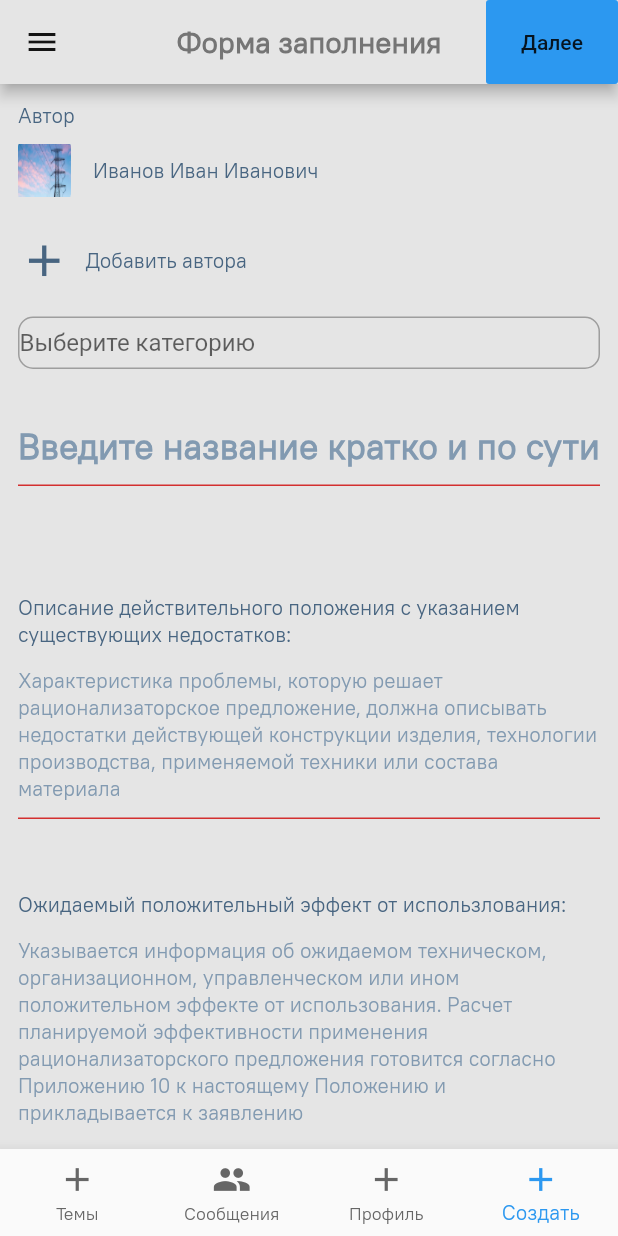
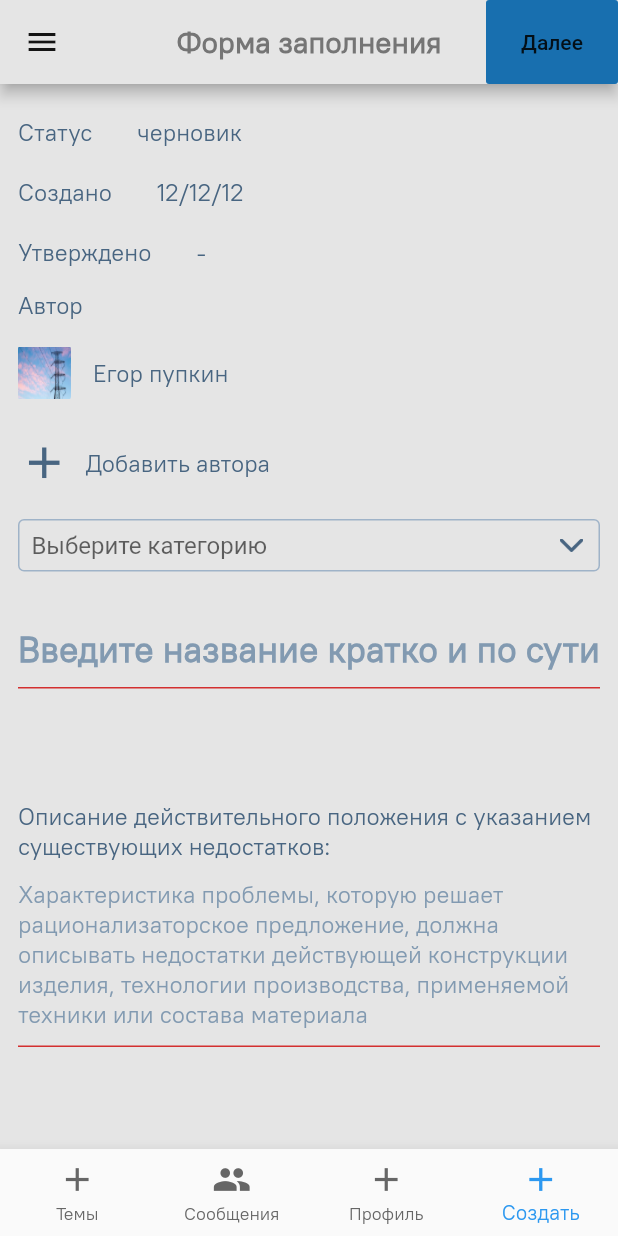
Before and after one commit to kirillnepomiluev/rosseti, a Flutter app: the screen it shows after launch, on a phone screen of 412 x 824 dp. Run offline on Flutter 3.47's test engine with Material 2 defaults, Android fonts, the light colour scheme and no system bars; our stand-ins replace cloud_firestore, date_format, firebase_core, flutter_datetime_picker, rxdart, shared_preferences; accounts and stored records are empty.

Commit message:
возможность добавления соавторов

```diff
--- a/lib/themes/themes.dart
+++ b/lib/themes/themes.dart
@@ -26,13 +26,13 @@ class MyThemes {
       caption: TextStyle(
           color: redSelected,
           fontFamily: "PTRootUI",
-          fontSize: 16 ),
+          fontSize: 18 ),
 
       bodyText1: TextStyle(
         color: textDisable,
         fontWeight: FontWeight.w400,
         fontStyle: FontStyle.normal,
-        fontSize: 14,
+        fontSize: 16,
         fontFamily: "PTRootUI",
       ),
       // Стиль текста по умолчанию для материала
@@ -40,7 +40,7 @@ class MyThemes {
         color: textLight,
         fontWeight: FontWeight.w400,
         fontStyle: FontStyle.normal,
-        fontSize: 14,
+        fontSize: 16,
         fontFamily: "PTRootUI",
       ),
 
--- a/lib/ui/pages/FillingForm.dart
+++ b/lib/ui/pages/FillingForm.dart
@@ -1,6 +1,7 @@
 import 'package:flutter/cupertino.dart';
 import 'package:flutter/material.dart';
 import 'package:rosseti/func/mydb.dart';
+import 'package:rosseti/themes/colors.dart';
 import 'package:rosseti/widgets/MyScaffold.dart';
 
 //TODO оформление заявки
@@ -11,26 +12,21 @@ class FillingForm extends StatefulWidget {
 }
 
 class _FillingFormState extends State<FillingForm> {
-
   String categories = '';
 
   List<String> categoriesList = [
-    'эксплуатация подстанций (подстанционного оборудования)',
-    'эксплуатация магистральных сетей',
-    'эксплуатация распределительных сетей',
-    'капитальное строительство, реконструкция, проектирование',
-    'эксплуатация зданий, сооружений, специальной техники',
-    'оперативно-диспетчерское управление',
-    'релейная защита и противоаварийная автоматика',
-    'информационные технологии, системы связи',
-    'эксплуатация распределительных сетей',
-    'эксплуатация распределительных сетей',
-    'мониторинг и диагностика',
+    '  эксплуатация подстанций (подстанционного оборудования)',
+    '  эксплуатация магистральных сетей',
+    '  эксплуатация распределительных сетей',
+    '  капитальное строительство, реконструкция, проектирование',
+    '  эксплуатация зданий, сооружений, специальной техники',
+    '  оперативно-диспетчерское управление',
+    '  релейная защита и противоаварийная автоматика',
+    '  информационные технологии, системы связи',
+    '  эксплуатация распределительных сетей',
+    '  эксплуатация распределительных сетей',
+    '  мониторинг и диагностика',
   ];
-
-
-
-
 
   TextEditingController _controllerNameTrable = TextEditingController();
   TextEditingController _controllerCharacteristicTrable =
@@ -41,9 +37,6 @@ class _FillingFormState extends State<FillingForm> {
   bool valideeffect = true;
   bool _valueCheck = true;
   bool toFindSemantic = false;
-
-
-
 
   bool verifyForms() {
     if (_controllerNameTrable.text.isEmpty) {
@@ -61,7 +54,6 @@ class _FillingFormState extends State<FillingForm> {
     if (_controllereffect.text.isEmpty) {
       setState(() {
         valideeffect = false;
-
       });
       return false;
     }
@@ -72,9 +64,10 @@ class _FillingFormState extends State<FillingForm> {
   Widget build(BuildContext context) {
     return buildMyScaffold(context, Filing(context), "Форма заполнения",
         bottomItemIndex: 3,
-        isAppbar: true,  actions: [
+        isAppbar: true,
+        actions: [
           FlatButton(
-            color: Theme.of(context).accentColor,
+            color: Color(0xFF186FAF),
             onPressed: () {
               if (!toFindSemantic) {
                 if (verifyForms()) {
@@ -83,70 +76,133 @@ class _FillingFormState extends State<FillingForm> {
                   });
                 }
               } else {
-                addNewDoc(context, "suggestions",
-                  {
+                addNewDoc(context, "suggestions", {
                   "createDate": 1606507384,
                   "branch": "Отде название",
                   "authors": ["Витя", "Коля", "Вася"],
-                    "authorsPositions": ["нормальный поц", "тоже норм", "подворовывает"],
+                  "authorsPositions": [
+                    "нормальный поц",
+                    "тоже норм",
+                    "подворовывает"
+                  ],
                   "name": _controllerNameTrable.text,
                   "category": categories,
                   "scope": "ээээ",
                   "current": "ээээ",
                   "solution": _controllerCharacteristicTrable.text,
                   "effect": _controllereffect.text,
-                    "cost": [{
-                      "этап1": "100"
-                    }, {
-                      "этап2": "200"
-                    }, {
-                      "этап3": "300"
-                    }],
-                    "stages": [{
-                      "этап1": "описание1"
-                    }, {
-                      "этап2": "описание2"
-                    }, {
-                      "этап3": "описание3"
-                    }],
-                    "bounty": [{
-                      "Витя": "60"
-                    }, {
-                      "Коля": "20"
-                    }, {
-                      "Вася": "20"
-                    }],
+                  "cost": [
+                    {"этап1": "100"},
+                    {"этап2": "200"},
+                    {"этап3": "300"}
+                  ],
+                  "stages": [
+                    {"этап1": "описание1"},
+                    {"этап2": "описание2"},
+                    {"этап3": "описание3"}
+                  ],
+                  "bounty": [
+                    {"Витя": "60"},
+                    {"Коля": "20"},
+                    {"Вася": "20"}
+                  ],
                   "makeEconomy": "true"
-                  }
-                 );
+                });
               }
             },
-          child: Text("Далее"),)
+            child: Text("Далее"),
+          )
         ]);
   }
+  List <String> listAfter = [
+    'Егор пупкин',
+  ];
+
+  List <String> nameAfter = [
+    'Василий пупкин',
+    'Василий непупкин',
+    'Василий ине',
+  ];
 
   Widget Filing(BuildContext context) {
     return Container(
       margin: EdgeInsets.all(12),
-      child: toFindSemantic ?
-          Container( padding: EdgeInsets.all(20.0), child: Text( " Проверка на уникальность : Совпадений не найденно"),)
-
+      child: toFindSemantic
+          ? Container(
+              padding: EdgeInsets.all(20.0),
+              child: Text(" Проверка на уникальность : Совпадений не найденно"),
+            )
           : SingleChildScrollView(
               child: Column(
                 crossAxisAlignment: CrossAxisAlignment.start,
                 children: [
-            Text(
+                  Container(
+                    margin: EdgeInsets.only(top: 10,bottom: 10),
+                    child: Row(
+                    children: [
+                      Text('Статус'),
+                      Container(
+                        margin: EdgeInsets.only(left: 30),
+                        child: Text('черновик'),
+                      )
+                    ],
+                  ),),
+                  Container(
+                    margin: EdgeInsets.only(top: 10,bottom: 10),
+                    child: Row(
+                      children: [
+                        Text('Создано'),
+                        Container(
+                          margin: EdgeInsets.only(left: 30),
+                          child: Text('12/12/12'),
+                        )
+                      ],
+                    ),),
+                  Container(
+                    margin: EdgeInsets.only(top: 10,bottom: 10),
+                    child: Row(
+                      children: [
+                        Text('Утверждено'),
+                        Container(
+                          margin: EdgeInsets.only(left: 30),
+                          child: Text('-'),
+                        )
+                      ],
+                    ),),
+                  Container(
+                    margin: EdgeInsets.only(top: 5,bottom: 8),
+                    child: Text(
                       'Автор',
                     ),
+                  ),
                   _After(context),
-            _button(context, buttonText: 'Добавить автора'),
+                  _button(context, buttonText: 'Добавить автора',func: (){
+                    return showDialog(
+                        context: context,
+                        builder: (_) => Container(
+                          width: 200,
+                          height: 300,
+                          child: ListView.builder(
+                            itemCount: nameAfter.length,
+                            itemBuilder: (BuildContext context, int index) {
+                              return TextButton(child: Text(nameAfter[index]),onPressed: (){
+                                listAfter.add(nameAfter[index]);
+                                setState(() {
+                                  _After(context);
+                                });
+                                Navigator.pop(context);
+                              },);
+                            },),
+                        ));
+                  }),
                   _DropDawnList(context),
-            SizedBox(height: 24,),
+                  SizedBox(
+                    height: 24,
+                  ),
                   TextFormField(
                     controller: _controllerNameTrable,
-
                     decoration: InputDecoration(
-                 errorText: valideName? "" : "Название не заполненно",
+                        errorText: valideName ? "" : "Название не заполненно",
                         hintText: 'Введите название кратко и по сути',
                         hintStyle: TextStyle(
                           color: Color(0xFF829AB1),
@@ -157,31 +213,44 @@ class _FillingFormState extends State<FillingForm> {
                         ),
                         hintMaxLines: 8),
                   ),
-           SizedBox(height: 24,),
+                  SizedBox(
+                    height: 24,
+                  ),
                   _textField(context,
                       text:
                           'Описание действительного положения с указанием существующих недостатков:',
                       hintText:
                           'Характеристика проблемы, которую решает рационализаторское предложение, должна описывать недостатки'
                           ' действующей конструкции изделия, технологии производства, применяемой техники или состава материала',
-                controller: _controllerCharacteristicTrable, errorText: "Описание не заполненно", valide: valideCharacteristic),
+                      controller: _controllerCharacteristicTrable,
+                      errorText: "Описание не заполненно",
+                      valide: valideCharacteristic),
                   _textField(context,
                       controller: _controllereffect,
                       text: 'Ожидаемый положительный эффект от использлования:',
-                hintText: 'Указывается информация об ожидаемом техническом, '
+                      hintText:
+                          'Указывается информация об ожидаемом техническом, '
                           'организационном, управленческом или ином положительном эффекте от использования.'
                           ' Расчет планируемой эффективности применения рационализаторского предложения готовится'
-                    ' согласно Приложению 10 к настоящему Положению и прикладывается к заявлению ',  errorText: "Поле не заполненно", valide: valideeffect),
+                          ' согласно Приложению 10 к настоящему Положению и прикладывается к заявлению ',
+                      errorText: "Поле не заполненно",
+                      valide: valideeffect),
                   Container(
                     height: 40,
                   ),
                   Text('Необходимые затраты на внедрение'),
                   _button(context, buttonText: 'Добавить статью затрат'),
-            SizedBox(height: 24,),
+                  SizedBox(
+                    height: 24,
+                  ),
                   Text('Требуемые сроки на внедрение'),
-            SizedBox(height: 24,),
+                  SizedBox(
+                    height: 24,
+                  ),
                   _button(context, buttonText: 'Добавить срок внедрения'),
-            SizedBox(height: 24,),
+                  SizedBox(
+                    height: 24,
+                  ),
                   Text(
                       'Настоящим подтверждается действительное авторство и в соответствии с творческим участием каждого из авторов заключается следующее соглашение: '),
                   Container(
@@ -261,10 +330,12 @@ class _FillingFormState extends State<FillingForm> {
   }
 
   Widget _After(BuildContext context) {
-    return ListView(
+    return ListView.builder(
       shrinkWrap: true,
-      children: [
-        Container(
+      itemCount: listAfter.length,
+      itemBuilder: (BuildContext context, int index) {
+        return Column(
+          children: [ Container(
             margin: EdgeInsets.only(bottom: 10, top: 10),
             child: Row(
               children: [
@@ -278,7 +349,7 @@ class _FillingFormState extends State<FillingForm> {
                       fit: BoxFit.fill,
                     )),
                 Container(
-                child: Text('Иванов Иван Иванович'),
+                  child: Text(listAfter[index]),
                   margin: EdgeInsets.only(left: 15),
                 )
               ],
@@ -286,13 +357,15 @@ class _FillingFormState extends State<FillingForm> {
           )
           ],
         );
+    },
+    );
   }
 
-  Widget _button(BuildContext context, {String buttonText = ''}) {
+  Widget _button(BuildContext context, {String buttonText = '',Function func}) {
     return Container(
       margin: EdgeInsets.only(bottom: 20, top: 15),
       child: InkWell(
-        onTap: () {},
+        onTap: func,
         child: Row(
           children: [
             Icon(
@@ -310,14 +383,15 @@ class _FillingFormState extends State<FillingForm> {
     );
   }
 
+
   Widget _DropDawnList(BuildContext context) {
     return Container(
       decoration: BoxDecoration(
-          borderRadius: BorderRadius.circular(10),
-          border: Border.all(color: Colors.grey, width: 1)),
+          borderRadius: BorderRadius.circular(4),
+          border: Border.all(color: Color(0xFF9FB3C8), width: 1)),
       height: 35,
       child: DropdownButton(
-          icon: Container(),
+          icon: Container(margin: EdgeInsets.only(right: 10),height: 9,width:16,child: Image.asset('assets/iconArow.png')),
           underline: Container(
             height: 0,
             color: Colors.deepOrangeAccent,
@@ -326,10 +400,11 @@ class _FillingFormState extends State<FillingForm> {
           // iconSize: 12,
           // elevation: 5,
           hint: Text(
-            categories == "" ? 'Выберите категорию' : categories,
+            categories == "" ? '  Выберите категорию' : categories,
             textAlign: TextAlign.center,
             maxLines: 1,
           ),
+          // isDense: true,
           items: categoriesList.map<DropdownMenuItem<String>>((String item) {
             return DropdownMenuItem<String>(
               value: item,
@@ -338,11 +413,12 @@ class _FillingFormState extends State<FillingForm> {
                 child: Text(
                   item,
                   style: TextStyle(
-                      color: Theme.of(context).primaryColor,
-                      fontFamily: "OpenSansReg",
-                      fontSize: 13,
+                    color: textLight,
+                    fontWeight: FontWeight.w400,
                     fontStyle: FontStyle.normal,
-                      fontWeight: FontWeight.bold),
+                    fontSize: 16,
+                    fontFamily: "PTRootUI",
+                  ),
                 ),
               ),
             );
@@ -356,7 +432,12 @@ class _FillingFormState extends State<FillingForm> {
     );
   }
 
-  Widget _textField(BuildContext context, {String hintText = '', String text = '', TextEditingController controller, bool valide = true, String errorText ="" }) {
+  Widget _textField(BuildContext context,
+      {String hintText = '',
+      String text = '',
+      TextEditingController controller,
+      bool valide = true,
+      String errorText = ""}) {
     return Container(
       margin: EdgeInsets.only(top: 20),
       child: Column(
@@ -369,7 +450,7 @@ class _FillingFormState extends State<FillingForm> {
           TextFormField(
             controller: controller,
             decoration: InputDecoration(
-              errorText: valide? "" : errorText,
+                errorText: valide ? "" : errorText,
                 hintText: hintText,
                 hintStyle: Theme.of(context).textTheme.bodyText1,
                 hintMaxLines: 8),
@@ -419,31 +500,7 @@ class _FillingFormState extends State<FillingForm> {
                 _valueCheck = !_valueCheck;
               });
             },
-            child: Container(
-              decoration: BoxDecoration(
-                  shape: BoxShape.circle,
-                  color: Theme.of(context).cardColor,
-                  border: Border.all(color: Colors.blue, width: 1)),
-              child: Padding(
-                padding: const EdgeInsets.all(7.0),
-                child: _valueCheck
-                    ? Container(
-                        height: 8,
-                        width: 8,
-                        decoration: BoxDecoration(
-                            shape: BoxShape.circle,
-                            color: Colors.blue,
-                            border: Border.all(color: Colors.blue, width: 1)))
-                    : Container(
-                        height: 8,
-                        width: 8,
-                        decoration: BoxDecoration(
-                            shape: BoxShape.circle,
-                            color: Theme.of(context).cardColor,
-                            border: Border.all(
-                                color: Theme.of(context).cardColor, width: 1))),
-              ),
-            ),
+            child: _valueCheck? Icon(Icons.check_box,color: Color(0xFF186FAF),) : Icon(Icons.check_box_outline_blank_sharp,color: Color(0xFF186FAF),)
           ),
           Container(
               margin: EdgeInsets.only(left: 26),
```
Also changed, not shown: assets/iconArow.png (added), assets/iconPlu.png (added). Lines whose indentation alone changed are shown as unchanged.
